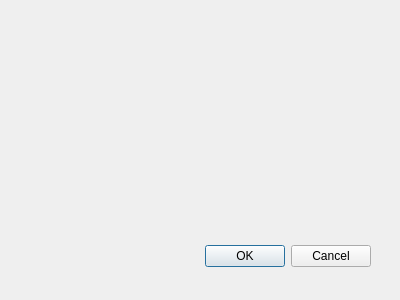
jykim74/CertMan, file CAMan/user_dlg.ui: the form before one commit.
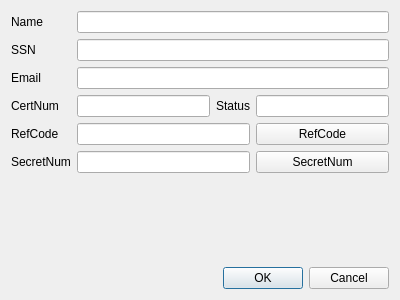
The form after the commit.

The edit to the form file:
```diff
--- a/CAMan/user_dlg.ui
+++ b/CAMan/user_dlg.ui
@@ -15,22 +15,115 @@
   <property name="windowTitle">
    <string>Dialog</string>
   </property>
-  <widget class="QDialogButtonBox" name="buttonBox">
-   <property name="geometry">
-    <rect>
-     <x>30</x>
-     <y>240</y>
-     <width>341</width>
-     <height>32</height>
-    </rect>
-   </property>
-   <property name="orientation">
-    <enum>Qt::Horizontal</enum>
-   </property>
-   <property name="standardButtons">
-    <set>QDialogButtonBox::Cancel|QDialogButtonBox::Ok</set>
-   </property>
-  </widget>
+  <layout class="QGridLayout" name="gridLayout">
+   <item row="2" column="0">
+    <widget class="QLabel" name="label_3">
+     <property name="text">
+      <string>Email</string>
+     </property>
+    </widget>
+   </item>
+   <item row="6" column="0">
+    <widget class="QLabel" name="label_7">
+     <property name="text">
+      <string>SecretNum</string>
+     </property>
+    </widget>
+   </item>
+   <item row="3" column="2">
+    <widget class="QLabel" name="label_5">
+     <property name="text">
+      <string>Status</string>
+     </property>
+    </widget>
+   </item>
+   <item row="3" column="1">
+    <widget class="QLineEdit" name="mCertNumText"/>
+   </item>
+   <item row="7" column="1">
+    <spacer name="verticalSpacer">
+     <property name="orientation">
+      <enum>Qt::Vertical</enum>
+     </property>
+     <property name="sizeHint" stdset="0">
+      <size>
+       <width>20</width>
+       <height>40</height>
+      </size>
+     </property>
+    </spacer>
+   </item>
+   <item row="3" column="0">
+    <widget class="QLabel" name="label_4">
+     <property name="text">
+      <string>CertNum</string>
+     </property>
+    </widget>
+   </item>
+   <item row="1" column="0">
+    <widget class="QLabel" name="label_2">
+     <property name="text">
+      <string>SSN</string>
+     </property>
+    </widget>
+   </item>
+   <item row="0" column="0">
+    <widget class="QLabel" name="label">
+     <property name="text">
+      <string>Name</string>
+     </property>
+    </widget>
+   </item>
+   <item row="5" column="0">
+    <widget class="QLabel" name="label_6">
+     <property name="text">
+      <string>RefCode</string>
+     </property>
+    </widget>
+   </item>
+   <item row="3" column="3">
+    <widget class="QLineEdit" name="mStatusText"/>
+   </item>
+   <item row="5" column="3">
+    <widget class="QPushButton" name="mRefCodeBtn">
+     <property name="text">
+      <string>RefCode</string>
+     </property>
+    </widget>
+   </item>
+   <item row="6" column="3">
+    <widget class="QPushButton" name="mSecretNumBtn">
+     <property name="text">
+      <string>SecretNum</string>
+     </property>
+    </widget>
+   </item>
+   <item row="2" column="1" colspan="3">
+    <widget class="QLineEdit" name="mEmailText"/>
+   </item>
+   <item row="1" column="1" colspan="3">
+    <widget class="QLineEdit" name="mSSNText"/>
+   </item>
+   <item row="0" column="1" colspan="3">
+    <widget class="QLineEdit" name="mNameText"/>
+   </item>
+   <item row="5" column="1" colspan="2">
+    <widget class="QLineEdit" name="mRefCodeText"/>
+   </item>
+   <item row="6" column="1" colspan="2">
+    <widget class="QLineEdit" name="mSecretNumText"/>
+   </item>
+   <item row="8" column="2" colspan="2">
+    <widget class="QDialogButtonBox" name="buttonBox">
+     <property name="orientation">
+      <enum>Qt::Horizontal</enum>
+     </property>
+     <property name="standardButtons">
+      <set>QDialogButtonBox::Cancel|QDialogButtonBox::Ok</set>
+     </property>
+    </widget>
+   </item>
+  </layout>
  </widget>
  <pixmapfunction/>
  <resources/>
```
Left out of the diff: 5 changed lines with no effect on the pictures.
